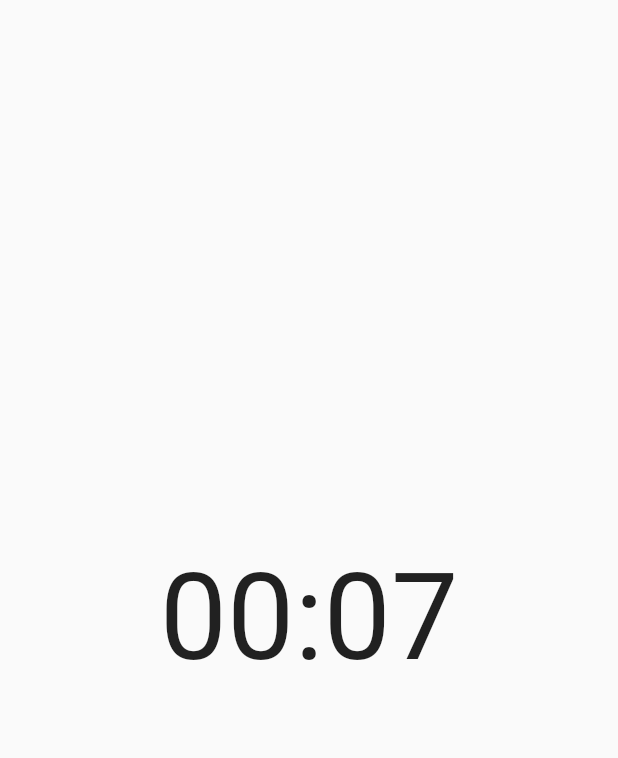
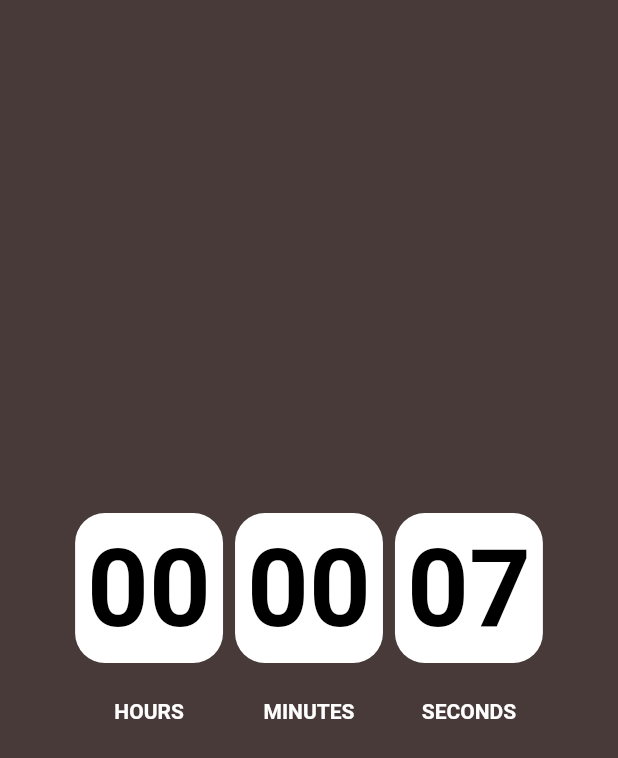
Before and after one commit to ebuka-c/timer, a Flutter app: the screen it shows after launch, on a phone screen of 412 x 824 dp. Shown: the top 758 px of the screen. Run offline on Flutter 3.47's test engine with Material 2 defaults, Android fonts, the phone set to English and light mode, and no system bars.

Commit message:
created time cards and hour duration

```diff
--- a/lib/main.dart
+++ b/lib/main.dart
@@ -13,6 +13,7 @@ class MyApp extends StatelessWidget {
   @override
   Widget build(BuildContext context) {
     return MaterialApp(
+      debugShowCheckedModeBanner: false,
       theme: ThemeData(
           // This is the theme of your application.
           //
@@ -23,7 +24,6 @@ class MyApp extends StatelessWidget {
           // or simply save your changes to "hot reload" in a Flutter IDE).
           // Notice that the counter didn't reset back to zero; the application
           // is not restarted.
-        primarySwatch: Colors.blue,
           ),
       home: const CountdownPage(),
     );
--- a/lib/page/countdown_page.dart
+++ b/lib/page/countdown_page.dart
@@ -38,18 +38,49 @@ class _CountdownPageState extends State<CountdownPage> {
 
   Widget buildTime() {
     String twoDigits(int n) => n.toString().padLeft(2, '0');
+    final hours = twoDigits(duration.inHours);
     final minutes = twoDigits(duration.inMinutes.remainder(60));
     final seconds = twoDigits(duration.inSeconds.remainder(60));
 
-    return Text(
-      '$minutes:$seconds',
-      style: TextStyle(fontSize: 80),
+    return Row(
+      mainAxisAlignment: MainAxisAlignment.center,
+      children: [
+        buildTimeCard(time: hours, header: 'HOURS'),
+        const SizedBox(width: 8),
+        buildTimeCard(time: minutes, header: 'MINUTES'),
+        const SizedBox(width: 8),
+        buildTimeCard(time: seconds, header: 'SECONDS')
+      ],
     );
   }
+
+  Widget buildTimeCard({required String time, required String header}) =>
+      Column(
+        mainAxisAlignment: MainAxisAlignment.center,
+        children: [
+          Container(
+            padding: EdgeInsets.all(8),
+            decoration: BoxDecoration(
+                color: Colors.white, borderRadius: BorderRadius.circular(20)),
+            child: Text(time,
+                style: TextStyle(
+                  fontWeight: FontWeight.bold,
+                  color: Colors.black,
+                  fontSize: 72,
+                )),
+          ),
+          SizedBox(height: 24),
+          Text(
+            header,
+            style: TextStyle(color: Colors.white, fontWeight: FontWeight.bold),
+          )
+        ],
+      );
 
   @override
   Widget build(BuildContext context) {
     return Scaffold(
+      backgroundColor: Color.fromARGB(255, 73, 58, 58),
       body: Center(
         child: buildTime(),
       ),
```
Lines whose indentation alone changed are shown as unchanged.
